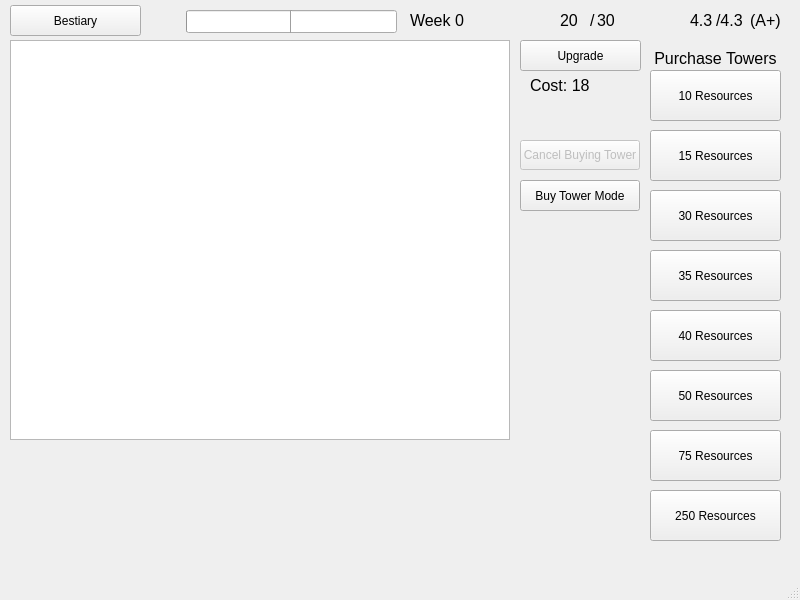
First picture: the form in src/main/mainwindow.ui, repository chanjeff2/GroupProject, before the edit.
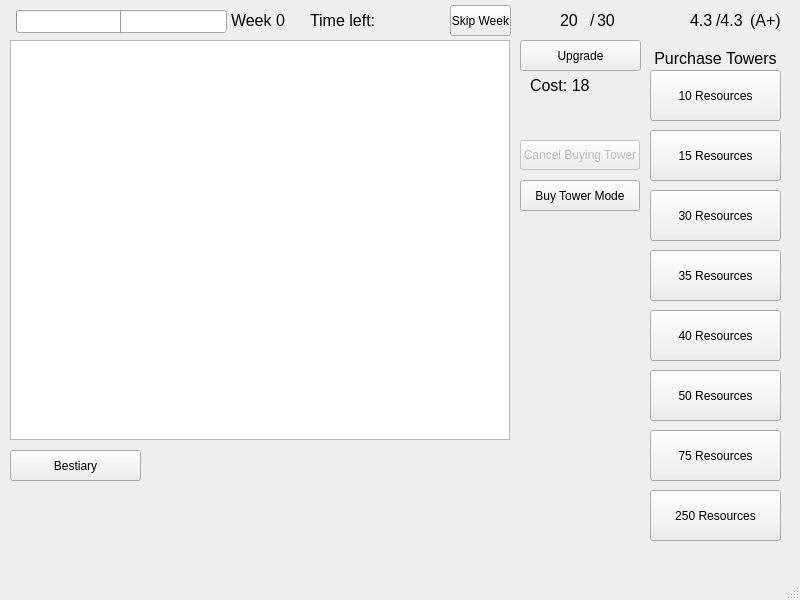
Second picture: the form after the edit. Icons and pictures are not drawn.

What changed in the file:
```diff
--- a/src/main/mainwindow.ui
+++ b/src/main/mainwindow.ui
@@ -255,7 +255,7 @@
     <property name="geometry">
      <rect>
       <x>10</x>
-      <y>5</y>
+      <y>450</y>
       <width>131</width>
       <height>31</height>
      </rect>
@@ -441,7 +441,7 @@
    <widget class="QProgressBar" name="Week">
     <property name="geometry">
      <rect>
-      <x>186</x>
+      <x>16</x>
       <y>10</y>
       <width>211</width>
       <height>23</height>
@@ -484,7 +484,7 @@
    <widget class="Line" name="MidtermIndicator">
     <property name="geometry">
      <rect>
-      <x>290</x>
+      <x>120</x>
       <y>10</y>
       <width>2</width>
       <height>23</height>
@@ -497,7 +497,7 @@
    <widget class="QLabel" name="WeekNo">
     <property name="geometry">
      <rect>
-      <x>410</x>
+      <x>231</x>
       <y>10</y>
       <width>71</width>
       <height>21</height>
@@ -605,6 +605,46 @@
      <string>Buy Tower Mode</string>
     </property>
    </widget>
+   <widget class="QPushButton" name="SkipWeek">
+    <property name="enabled">
+     <bool>true</bool>
+    </property>
+    <property name="geometry">
+     <rect>
+      <x>450</x>
+      <y>5</y>
+      <width>61</width>
+      <height>31</height>
+     </rect>
+    </property>
+    <property name="font">
+     <font>
+      <pointsize>9</pointsize>
+     </font>
+    </property>
+    <property name="text">
+     <string>Skip Week</string>
+    </property>
+   </widget>
+   <widget class="QLabel" name="TimeLeft">
+    <property name="geometry">
+     <rect>
+      <x>310</x>
+      <y>10</y>
+      <width>121</width>
+      <height>21</height>
+     </rect>
+    </property>
+    <property name="font">
+     <font>
+      <family>Arial</family>
+      <pointsize>12</pointsize>
+     </font>
+    </property>
+    <property name="text">
+     <string>Time left:</string>
+    </property>
+   </widget>
   </widget>
   <widget class="QMenuBar" name="menubar">
    <property name="geometry">
```
Left out of the diff: 2 changed lines with no effect on the pictures.
